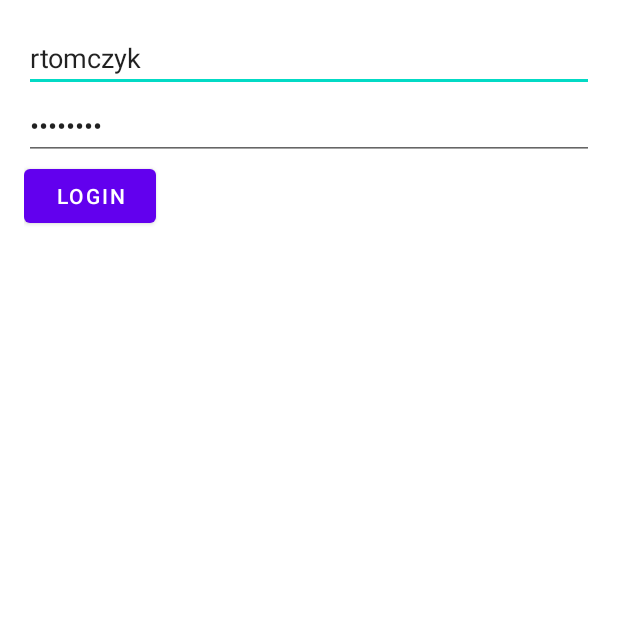
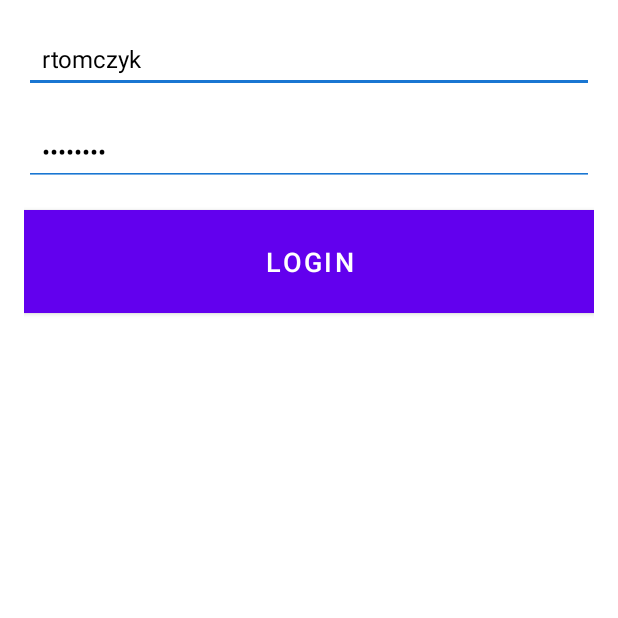
Before and after one commit to radektomczyk/VMS-Assistant, an Android app: the screen it shows after launch (LoginActivity), on a phone screen of 412 x 824 dp, the top half of it. Run offline under Robolectric (Android 15) with nearby library versions, the phone set to English and light mode, and no system bars.

```diff
--- a/app/src/main/java/com/example/vmsv3/api/ApiService.java
+++ b/app/src/main/java/com/example/vmsv3/api/ApiService.java
@@ -4,6 +4,7 @@ import com.example.vmsv3.transport.CostDto;
 import com.example.vmsv3.transport.LoginDto;
 import com.example.vmsv3.transport.RefuelDto;
 import com.example.vmsv3.transport.TicketDto;
+import com.example.vmsv3.transport.UserDto;
 import com.example.vmsv3.transport.VehicleDto;
 
 import java.util.List;
@@ -21,21 +22,20 @@ public interface ApiService {
 
     @POST("/api/tickets")
     Call<Void> createTicket(@Header("Authorization") String authorizationHeader, @Body TicketDto ticketDto);
-
     @POST("/api/refuel/{vehicleid}")
     Call<Void> createRefuel(@Header("Authorization") String authorizationHeader, @Path("vehicleid") long vehicleId, @Body RefuelDto refuelDto);
-
     @POST("/api/costs/")
     Call<Void> createCost(@Header("Authorization") String authorizationHeader, @Body CostDto costDto);
-
     @GET("/api/auth/costs")
     Call<List<CostDto>> getCosts(@Header("Authorization") String authorizationHeader);
-
     @GET("/api/auth/refuel")
     Call<List<RefuelDto>> getRefuels(@Header("Authorization") String authorizationHeader);
-
+    @GET("/api/auth/tickets")
+    Call<List<TicketDto>> getTickets(@Header("Authorization") String authorizationHeader);
     @GET("/api/auth/vehicles")
     Call<List<VehicleDto>> getVehicleList(@Header("Authorization") String authorizationHeader);
+    @GET("/api/auth/profile")
+    Call<UserDto> getUserData(@Header("Authorization") String authorizationHeader);
     @GET("/api/vehicle/{id}")
     Call<VehicleDto> getVehicleDetails(@Header("Authorization") String authorization, @Path("id") long vehicleId);
 }
--- a/app/src/main/res/layout/activity_login.xml
+++ b/app/src/main/res/layout/activity_login.xml
@@ -4,27 +4,44 @@
     android:layout_width="match_parent"
     android:layout_height="match_parent"
     android:orientation="vertical"
-    android:padding="16dp">
+    android:padding="16dp"
+    android:background="@android:color/background_light">
 
     <EditText
         android:id="@+id/editTextUsername"
         android:layout_width="match_parent"
         android:layout_height="wrap_content"
+        android:layout_marginBottom="16dp"
         android:text="rtomczyk"
         android:hint="Username"
-        android:inputType="text" />
+        android:inputType="text"
+        android:backgroundTint="@color/colorPrimaryDark"
+        android:textColor="@android:color/black"
+        android:textSize="16sp"
+        android:padding="12dp"
+        android:drawablePadding="8dp"/>
 
     <EditText
         android:id="@+id/editTextPassword"
         android:layout_width="match_parent"
         android:layout_height="wrap_content"
+        android:layout_marginBottom="16dp"
         android:text="haslo123"
         android:hint="Password"
-        android:inputType="textPassword" />
+        android:inputType="textPassword"
+        android:backgroundTint="@color/colorPrimaryDark"
+        android:textColor="@android:color/black"
+        android:textSize="16sp"
+        android:padding="12dp"
+        android:drawablePadding="8dp"/>
 
     <Button
-        android:layout_width="wrap_content"
+        android:layout_width="match_parent"
         android:layout_height="wrap_content"
         android:text="Login"
-        android:onClick="loginClick" />
+        android:background="@color/colorPrimary"
+        android:textColor="@android:color/white"
+        android:textSize="18sp"
+        android:padding="16dp"
+        android:onClick="loginClick"/>
 </LinearLayout>
--- a/app/src/main/res/menu/activity_main_drawer.xml
+++ b/app/src/main/res/menu/activity_main_drawer.xml
@@ -35,6 +35,10 @@
             android:icon="@drawable/ic_cost_history"
             android:title="@string/menu_costHistory" />
         <item
+            android:id="@+id/nav_ticketHistory"
+            android:icon="@drawable/ic_cost_history"
+            android:title="@string/menu_ticketHistory" />
+        <item
             android:id="@+id/nav_charts"
             android:icon="@drawable/ic_chart"
             android:title="@string/menu_charts"/>
--- a/app/src/main/res/values/colors.xml
+++ b/app/src/main/res/values/colors.xml
@@ -9,4 +9,7 @@
     <color name="white">#FFFFFFFF</color>
     <color name="purple">#8692f7</color>
 
+    <color name="colorPrimary">#2196F3</color>
+    <color name="colorPrimaryDark">#1976D2</color>
+
 </resources>
--- a/app/src/main/res/values/strings.xml
+++ b/app/src/main/res/values/strings.xml
@@ -4,8 +4,8 @@
 
     <string name="navigation_drawer_open">Open navigation drawer</string>
     <string name="navigation_drawer_close">Close navigation drawer</string>
-    <string name="nav_header_title">Nazwa użytkownika</string>
-    <string name="nav_header_subtitle">user.name@vms.pl</string>
+    <string name="nav_username">Username: %1$s</string>
+    <string name="nav_email">Email: %1$s</string>
     <string name="nav_header_desc">Navigation header</string>
 
     <string name="menu_mainPage">Strona główna</string>
@@ -18,6 +18,7 @@
     <string name="menu_charts">Wykresy</string>
     <string name="menu_vehicleList">Lista pojazdow</string>
     <string name="menu_help">Pomoc</string>
+    <string name="menu_ticketHistory">Historia mandatów</string>
 
     <string name="login">Logowanie</string>
 
```
Also changed, not shown: app/src/main/java/com/example/vmsv3/activities/LoginActivity.java (+36 -0 lines), app/src/main/java/com/example/vmsv3/activities/MainActivity.java (+1 -10 lines), app/src/main/java/com/example/vmsv3/ui/ticket_history/TicketAdapter.java (added, +63 -0 lines), app/src/main/java/com/example/vmsv3/ui/ticket_history/TicketHistoryFragment.java (added, +73 -0 lines), app/src/main/java/com/example/vmsv3/ui/ticket_history/TicketHistoryViewModel.java (added, +101 -0 lines), app/src/main/java/com/example/vmsv3/ui/ticket_history/TicketHistoryViewModelFactory.java (added, +28 -0 lines), app/src/main/res/layout/fragment_ticket_history.xml (added, +25 -0 lines), app/src/main/res/layout/item_ticket.xml (added, +22 -0 lines), app/src/main/res/layout/nav_header_main.xml (+4 -8 lines), app/src/main/res/navigation/mobile_navigation.xml (+9 -0 lines).
